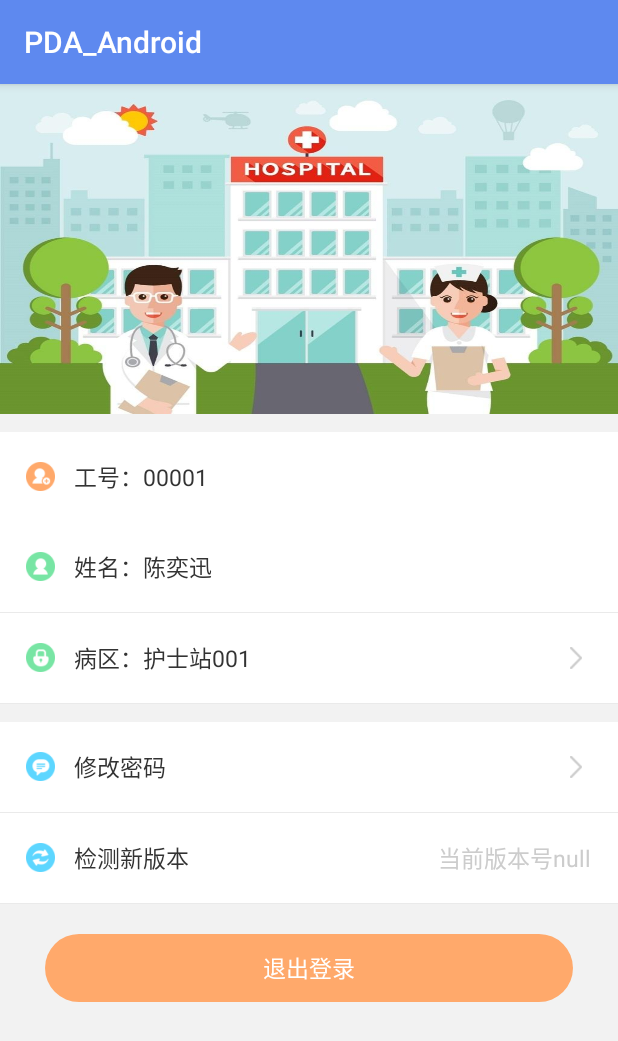
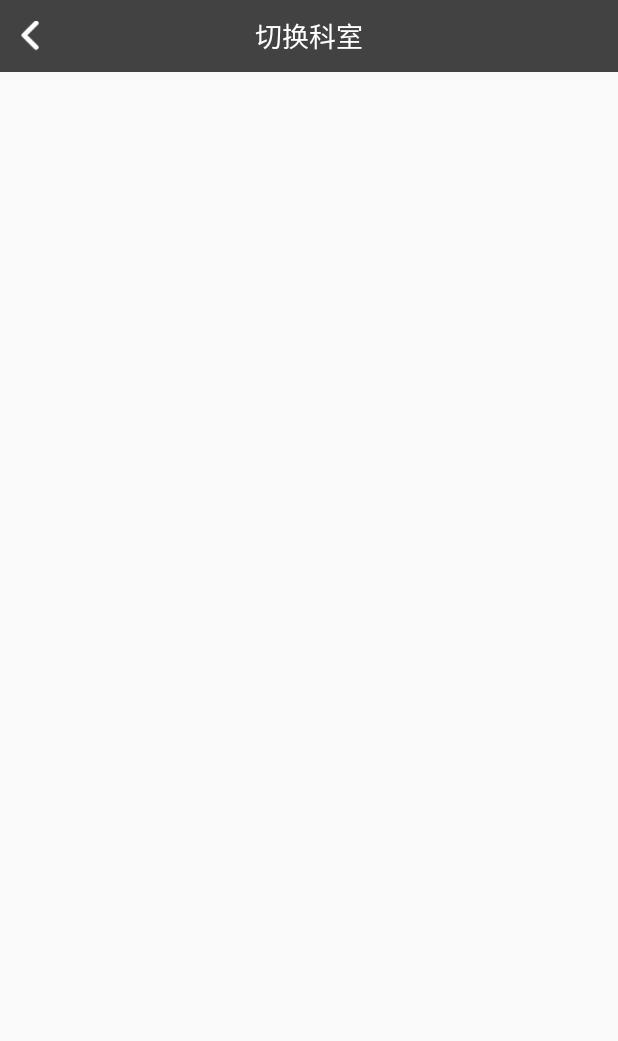
Before and after one commit to JiaLin-Leung/PDA_Android, an Android app: the fragment MeFragment shown on its own in the app's theme, after a tap on "病区：护士站001", on a phone screen of 412 x 824 dp. Shown: the top 1041 px of the screen. Run offline under Robolectric (Android 15) with nearby library versions, the phone set to English and light mode, and no system bars.

Commit message:
细节修改

```diff
--- a/app/src/main/java/com/pda/pda_android/activity/MenuManageActivity.java
+++ b/app/src/main/java/com/pda/pda_android/activity/home/MenuManageActivity.java
@@ -1,6 +1,5 @@
-package com.pda.pda_android.activity;
+package com.pda.pda_android.activity.home;
 
-import android.app.Activity;
 import android.content.Intent;
 import android.os.Bundle;
 import android.util.Log;
--- /dev/null
+++ b/app/src/main/java/com/pda/pda_android/activity/me/ChangeBingQuActivity.java
@@ -0,0 +1,32 @@
+package com.pda.pda_android.activity.me;
+
+import android.view.View;
+
+import com.pda.pda_android.R;
+import com.pda.pda_android.base.BaseActivity;
+
+/**
+ * 梁佳霖创建于：2018/10/18 15:00
+ * 功能：
+ */
+public class ChangeBingQuActivity extends BaseActivity {
+    @Override
+    public int setLayoutId() {
+        return R.layout.activity_changebingqu;
+    }
+
+    @Override
+    public void initView() {
+        setTitle("切换科室");
+    }
+
+    @Override
+    public void initData() {
+
+    }
+
+    @Override
+    public void onClick(View view) {
+        super.onClick(view);
+    }
+}
--- a/app/src/main/java/com/pda/pda_android/adapter/MenuChildAdapter.java
+++ b/app/src/main/java/com/pda/pda_android/adapter/MenuChildAdapter.java
@@ -9,7 +9,7 @@ import android.widget.ImageView;
 import android.widget.TextView;
 
 import com.pda.pda_android.R;
-import com.pda.pda_android.activity.MenuManageActivity;
+import com.pda.pda_android.activity.home.MenuManageActivity;
 import com.pda.pda_android.entity.MenuEntity;
 
 import java.util.List;
--- a/app/src/main/java/com/pda/pda_android/adapter/MenuParentAdapter.java
+++ b/app/src/main/java/com/pda/pda_android/adapter/MenuParentAdapter.java
@@ -12,7 +12,7 @@ import android.widget.ImageView;
 import android.widget.TextView;
 
 import com.pda.pda_android.R;
-import com.pda.pda_android.activity.MenuManageActivity;
+import com.pda.pda_android.activity.home.MenuManageActivity;
 import com.pda.pda_android.entity.MenuEntity;
 import com.pda.pda_android.widget.MyGridView;
 
--- a/app/src/main/java/com/pda/pda_android/adapter/MyAdapter.java
+++ b/app/src/main/java/com/pda/pda_android/adapter/MyAdapter.java
@@ -10,7 +10,7 @@ import android.widget.TextView;
 import android.widget.Toast;
 
 import com.pda.pda_android.R;
-import com.pda.pda_android.activity.MenuManageActivity;
+import com.pda.pda_android.activity.home.MenuManageActivity;
 import com.pda.pda_android.drag.DragAdapterInterface;
 import com.pda.pda_android.entity.MenuEntity;
 import com.pda.pda_android.widget.AppConfig;
--- a/app/src/main/java/com/pda/pda_android/fragment/MeFragment.java
+++ b/app/src/main/java/com/pda/pda_android/fragment/MeFragment.java
@@ -1,5 +1,6 @@
 package com.pda.pda_android.fragment;
 
+import android.content.Intent;
 import android.os.Bundle;
 import android.view.View;
 import android.widget.Button;
@@ -8,6 +9,8 @@ import android.widget.LinearLayout;
 import android.widget.TextView;
 
 import com.pda.pda_android.R;
+import com.pda.pda_android.activity.me.ChangeBingQuActivity;
+import com.pda.pda_android.activity.me.ChangePasswordActivity;
 import com.pda.pda_android.base.BaseFragment;
 import com.pda.pda_android.base.others.ContentUrl;
 import com.pda.pda_android.base.utils.LogUtils;
@@ -77,11 +80,15 @@ public class MeFragment extends BaseFragment {
         switch (view.getId()){
             case R.id.layoutChangeBingqu:
                 //切换病区
-                LogUtils.showLog("111111111","layoutChangeBingqu");
+                Intent intent = new Intent();
+                intent.setClass(getActivity(),ChangeBingQuActivity.class);
+                startActivity(intent);
                 break;
             case R.id.layout_password:
                 //更改密码
-                LogUtils.showLog("111111111","layout_password");
+                Intent intent_password = new Intent();
+                intent_password.setClass(getActivity(),ChangePasswordActivity.class);
+                startActivity(intent_password);
                 break;
             case R.id.layout_check_version:
                 showVersionDialog(getActivity(),null,1);
--- /dev/null
+++ b/app/src/main/res/layout/activity_changebingqu.xml
@@ -0,0 +1,10 @@
+<?xml version="1.0" encoding="utf-8"?>
+<LinearLayout xmlns:android="http://schemas.android.com/apk/res/android"
+    android:orientation="vertical" android:layout_width="match_parent"
+    android:layout_height="match_parent">
+
+    <include
+        layout="@layout/layout_title"
+        android:id="@+id/empty_view"/>
+
+</LinearLayout>
--- a/app/src/main/res/layout/common_top.xml
+++ b/app/src/main/res/layout/common_top.xml
@@ -3,7 +3,7 @@
     android:id="@+id/rl_top"
     android:layout_width="fill_parent"
     android:layout_height="50dp"
-    android:background="#12b7f5" >
+    android:background="#424242" >
 
     <TextView
         android:id="@+id/tv_top_title"
--- a/app/src/main/res/layout/layout_title.xml
+++ b/app/src/main/res/layout/layout_title.xml
@@ -3,7 +3,7 @@
     xmlns:android="http://schemas.android.com/apk/res/android"
     android:layout_width="match_parent"
     android:layout_height="48dp"
-    android:background="#3333">
+    android:background="#424242">
 
     <TextView
         android:id="@+id/teacher_details"
```
Also changed, not shown: app/src/main/AndroidManifest.xml (+3 -4 lines), app/src/main/java/com/pda/pda_android/activity/AllAppActivity.java (deleted, +0 -25 lines), app/src/main/java/com/pda/pda_android/activity/DaibanActivity.java (deleted, +0 -25 lines), app/src/main/java/com/pda/pda_android/activity/TixingActivity.java (deleted, +0 -25 lines), app/src/main/java/com/pda/pda_android/activity/me/ChangePasswordActivity.java (added, +32 -0 lines), app/src/main/java/com/pda/pda_android/fragment/HomeFragment.java (+13 -22 lines), app/src/main/res/layout/activity_password.xml (added, +10 -0 lines), 1 other file.
